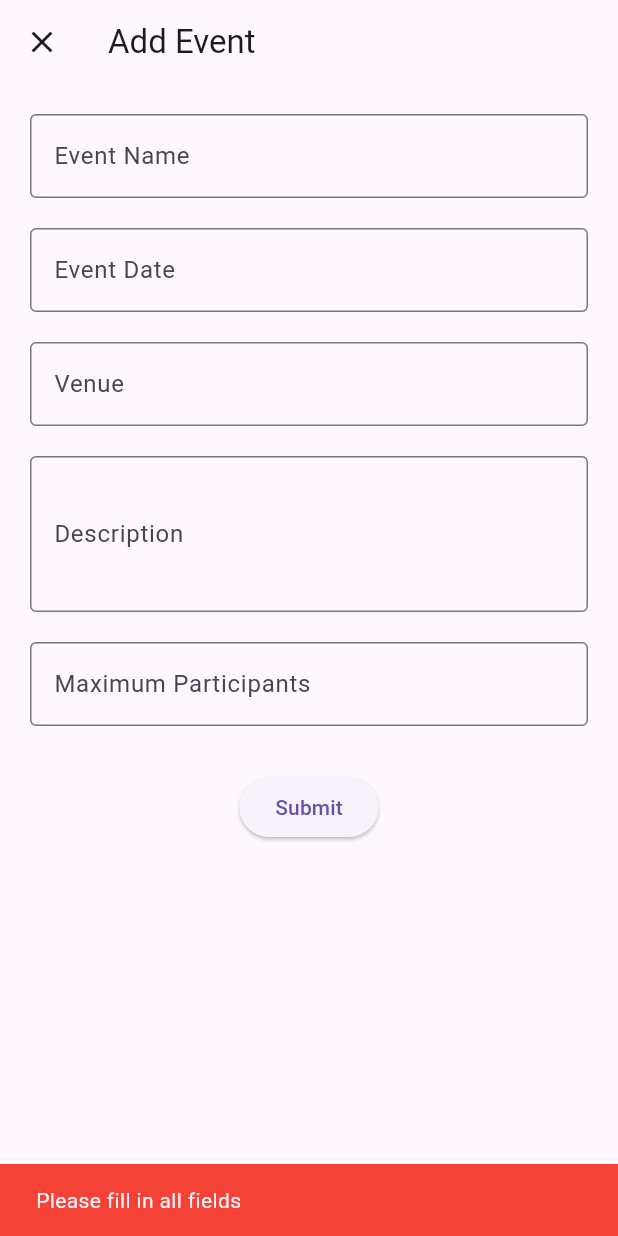
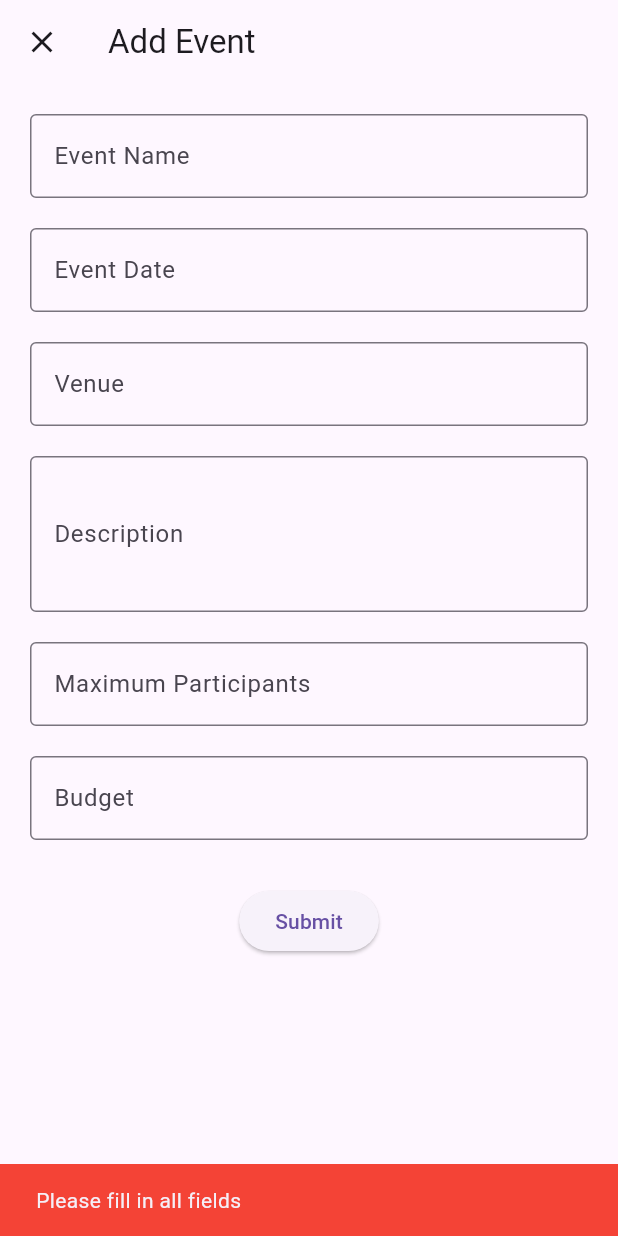
Before and after one commit to TooTzeMing/PKD, a Flutter app: the AddEventScreen screen opened directly, after a tap on "Submit", on a phone screen of 412 x 824 dp. Run offline on Flutter 3.47's test engine with Material 3 defaults, Android fonts, the phone set to English and light mode, and no system bars; our stand-ins replace carousel_slider, circle_nav_bar, cloud_firestore, firebase_auth, firebase_core, fluttertoast and 1 more; missing offline and left inert: mobile_scanner; accounts and stored records are empty.

Commit message:
Update Budget and Logo

```diff
--- a/eventmanagement_app/lib/screen/addevent.dart
+++ b/eventmanagement_app/lib/screen/addevent.dart
@@ -2,7 +2,7 @@ import 'package:flutter/material.dart';
 import 'package:cloud_firestore/cloud_firestore.dart';
 
 class AddEventScreen extends StatefulWidget {
-  const AddEventScreen({Key? key}) : super(key: key);
+  const AddEventScreen({super.key});
 
   @override
   _AddEventScreenState createState() => _AddEventScreenState();
@@ -15,6 +15,7 @@ class _AddEventScreenState extends State<AddEventScreen> {
   final TextEditingController _descriptionController = TextEditingController();
   final TextEditingController _maxParticipantsController =
       TextEditingController();
+  final TextEditingController _budgetController = TextEditingController();
 
   void _handleSubmit() async {
     // Check if any field is empty
@@ -22,9 +23,10 @@ class _AddEventScreenState extends State<AddEventScreen> {
         _dateController.text.isEmpty ||
         _venueController.text.isEmpty ||
         _descriptionController.text.isEmpty ||
-        _maxParticipantsController.text.isEmpty) {
+        _maxParticipantsController.text.isEmpty ||
+        _budgetController.text.isEmpty) {
       ScaffoldMessenger.of(context).showSnackBar(
-        SnackBar(
+        const SnackBar(
           content: Text('Please fill in all fields'),
           backgroundColor: Colors.red,
         ),
@@ -39,7 +41,7 @@ class _AddEventScreenState extends State<AddEventScreen> {
       eventDate = Timestamp.fromDate(parsedDate);
     } catch (e) {
       ScaffoldMessenger.of(context).showSnackBar(
-        SnackBar(
+        const SnackBar(
           content: Text('Invalid date format. Please use YYYYMMDD.'),
           backgroundColor: Colors.red,
         ),
@@ -53,7 +55,7 @@ class _AddEventScreenState extends State<AddEventScreen> {
       maxParticipants = int.parse(_maxParticipantsController.text);
     } catch (e) {
       ScaffoldMessenger.of(context).showSnackBar(
-        SnackBar(
+        const SnackBar(
           content: Text('Invalid number for maximum participants.'),
           backgroundColor: Colors.red,
         ),
@@ -67,6 +69,7 @@ class _AddEventScreenState extends State<AddEventScreen> {
       'venue': _venueController.text,
       'description': _descriptionController.text,
       'maxParticipants': maxParticipants,
+      'budget': _budgetController.text,
     };
 
     try {
@@ -80,8 +83,8 @@ class _AddEventScreenState extends State<AddEventScreen> {
       showDialog(
         context: context,
         builder: (context) => AlertDialog(
-          title: Text('Success'),
-          content: Text('Event successfully added!'),
+          title: const Text('Success'),
+          content: const Text('Event successfully added!'),
           actions: <Widget>[
             TextButton(
               onPressed: () {
@@ -89,13 +92,11 @@ class _AddEventScreenState extends State<AddEventScreen> {
                 Navigator.of(context)
                     .pop(); // Optionally close the AddEventScreen after success
               },
-              child: Text('OK'),
+              child: const Text('OK'),
             ),
           ],
         ),
       );
-
-
     } catch (e) {
       ScaffoldMessenger.of(context).showSnackBar(
         SnackBar(
@@ -110,63 +111,71 @@ class _AddEventScreenState extends State<AddEventScreen> {
   Widget build(BuildContext context) {
     return Scaffold(
       appBar: AppBar(
-        title: Text('Add Event'),
+        title: const Text('Add Event'),
         leading: IconButton(
-          icon: Icon(Icons.close),
+          icon: const Icon(Icons.close),
           onPressed: () => Navigator.pop(context),
         ),
       ),
       body: SingleChildScrollView(
-        padding: EdgeInsets.all(20.0),
+        padding: const EdgeInsets.all(20.0),
         child: Column(
           children: [
             TextField(
               controller: _nameController,
-              decoration: InputDecoration(
+              decoration: const InputDecoration(
                 labelText: 'Event Name',
                 border: OutlineInputBorder(),
               ),
             ),
-            SizedBox(height: 20),
+            const SizedBox(height: 20),
             TextField(
               controller: _dateController,
-              decoration: InputDecoration(
+              decoration: const InputDecoration(
                 labelText: 'Event Date',
                 hintText: 'e.g., YYYY-MM-DD',
                 border: OutlineInputBorder(),
               ),
               keyboardType: TextInputType.datetime,
             ),
-            SizedBox(height: 20),
+            const SizedBox(height: 20),
             TextField(
               controller: _venueController,
-              decoration: InputDecoration(
+              decoration: const InputDecoration(
                 labelText: 'Venue',
                 border: OutlineInputBorder(),
               ),
             ),
-            SizedBox(height: 20),
+            const SizedBox(height: 20),
             TextField(
               controller: _descriptionController,
-              decoration: InputDecoration(
+              decoration: const InputDecoration(
                 labelText: 'Description',
                 border: OutlineInputBorder(),
               ),
               maxLines: 3,
             ),
-            SizedBox(height: 20),
+            const SizedBox(height: 20),
             TextField(
               controller: _maxParticipantsController,
-              decoration: InputDecoration(
+              decoration: const InputDecoration(
                 labelText: 'Maximum Participants',
                 border: OutlineInputBorder(),
               ),
               keyboardType: TextInputType.number,
             ),
-            SizedBox(height: 30),
+            const SizedBox(height: 20),
+            TextField(
+              controller: _budgetController,
+              decoration: const InputDecoration(
+                labelText: 'Budget',
+                border: OutlineInputBorder(),
+              ),
+            ),
+            const SizedBox(height: 30),
             ElevatedButton(
               onPressed: _handleSubmit,
-              child: Text('Submit'),
+              child: const Text('Submit'),
             ),
           ],
         ),
@@ -181,6 +190,7 @@ class _AddEventScreenState extends State<AddEventScreen> {
     _venueController.dispose();
     _descriptionController.dispose();
     _maxParticipantsController.dispose();
+    _budgetController.dispose();
     super.dispose();
   }
 }
--- a/eventmanagement_app/lib/screen/additionaldata.dart
+++ b/eventmanagement_app/lib/screen/additionaldata.dart
@@ -6,10 +6,10 @@ class AdditionalData extends StatefulWidget {
   final String username;
 
   const AdditionalData({
-    Key? key,
+    super.key,
     required this.userId,
     required this.username,
-  }) : super(key: key);
+  });
 
   @override
   State<AdditionalData> createState() => _AdditionalDataState();
@@ -266,7 +266,7 @@ class _AdditionalDataState extends State<AdditionalData> {
                       borderRadius: BorderRadius.circular(12.0),
                     ),
                   ),
-                onPressed: () async {
+                  onPressed: () async {
                     if (_formKey.currentState?.validate() ?? false) {
                       try {
                         // Save data to Firebase
--- a/eventmanagement_app/lib/screen/generateCode.dart
+++ b/eventmanagement_app/lib/screen/generateCode.dart
@@ -10,9 +10,9 @@ class Generatecode extends StatefulWidget {
 class _GeneratecodeState extends State<Generatecode> {
   @override
   Widget build(BuildContext context) {
-    return  Scaffold(
+    return Scaffold(
       appBar: AppBar(
-        title: Text('Generate Code'),
+        title: const Text('Generate Code'),
       ),
     );
   }
--- a/eventmanagement_app/lib/screen/loginscreen copy.dart
+++ b/eventmanagement_app/lib/screen/loginscreen copy.dart
@@ -1,12 +1,10 @@
-import 'package:eventmanagement_app/screen/signupscreen.dart';
 import 'package:flutter/material.dart';
 import '../services/auth_services.dart';
 
 class LoginScreen extends StatefulWidget {
   const LoginScreen({super.key});
 
-
-   @override
+  @override
   State<LoginScreen> createState() => _LoginScreenState();
 }
 
@@ -74,7 +72,7 @@ class _LoginScreenState extends State<LoginScreen> {
                       borderRadius: BorderRadius.circular(12),
                     ),
                   ),
-                   onPressed: () async {
+                  onPressed: () async {
                     await AuthService().signin(
                         email: _emailController.text,
                         password: _passwordController.text,
--- a/eventmanagement_app/lib/screen/loginscreen.dart
+++ b/eventmanagement_app/lib/screen/loginscreen.dart
@@ -1,12 +1,10 @@
-import 'package:eventmanagement_app/screen/signupscreen.dart';
 import 'package:flutter/material.dart';
 import '../services/auth_services.dart';
 
 class LoginScreen extends StatefulWidget {
   const LoginScreen({super.key});
 
-
-   @override
+  @override
   State<LoginScreen> createState() => _LoginScreenState();
 }
 
@@ -74,7 +72,7 @@ class _LoginScreenState extends State<LoginScreen> {
                       borderRadius: BorderRadius.circular(12),
                     ),
                   ),
-                   onPressed: () async {
+                  onPressed: () async {
                     await AuthService().signin(
                         email: _emailController.text,
                         password: _passwordController.text,
--- a/eventmanagement_app/lib/screen/scanscreen.dart
+++ b/eventmanagement_app/lib/screen/scanscreen.dart
@@ -2,7 +2,7 @@ import 'package:flutter/material.dart';
 import 'package:mobile_scanner/mobile_scanner.dart';
 
 class ScanScreen extends StatefulWidget {
-  const ScanScreen({Key? key}) : super(key: key);
+  const ScanScreen({super.key});
 
   @override
   _ScanScreenState createState() => _ScanScreenState();
```
Also changed, not shown: eventmanagement_app/lib/main.dart (+4 -5 lines), eventmanagement_app/lib/screen/addfeedback.dart (+16 -17 lines), eventmanagement_app/lib/screen/editevent.dart (+18 -11 lines), eventmanagement_app/lib/screen/eventdetail.dart (+7 -14 lines), eventmanagement_app/lib/screen/eventscreen.dart (+10 -19 lines), eventmanagement_app/lib/screen/homescreen.dart (+5 -7 lines), eventmanagement_app/lib/screen/profilescreen.dart (+31 -16 lines), eventmanagement_app/lib/services/auth_services.dart (+9 -17 lines), eventmanagement_app/assets/gladiator_logo.png.
